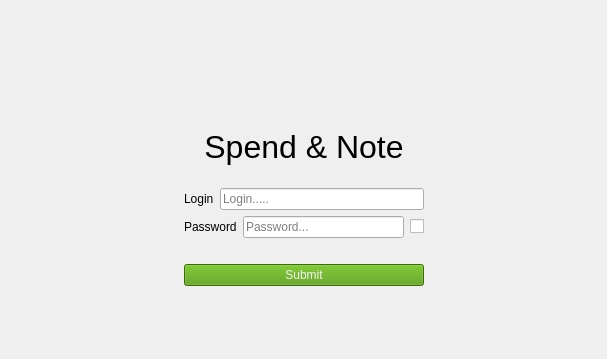
This is src/Client/View/LoginPage/LoginPage.ui in iodream/Spend-Note as Qt 5 draws it before an edit; both pictures show x 0 to 607 and y 0 to 359 of the 607 by 670 pixel window. The edited form follows.
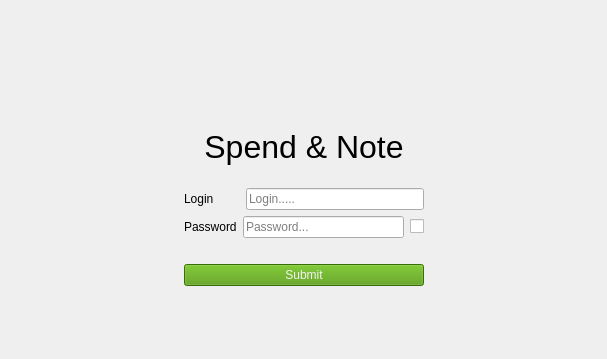
This is the edited form. Icons and pictures are not drawn.

Commit message: Add checkbox for make password visible

The edit to the form file:
```diff
--- a/src/Client/View/LoginPage/LoginPage.ui
+++ b/src/Client/View/LoginPage/LoginPage.ui
@@ -69,6 +69,18 @@
           <property name="sizeConstraint">
            <enum>QLayout::SetMinimumSize</enum>
           </property>
+          <property name="horizontalSpacing">
+           <number>32</number>
+          </property>
+          <property name="leftMargin">
+           <number>0</number>
+          </property>
+          <property name="topMargin">
+           <number>0</number>
+          </property>
+          <property name="rightMargin">
+           <number>0</number>
+          </property>
           <item row="0" column="0">
            <widget class="QLabel" name="loginLabel">
             <property name="text">
```
Left out of the diff: 5 changed lines with no effect on the pictures. The commit also changes 5 other files.
